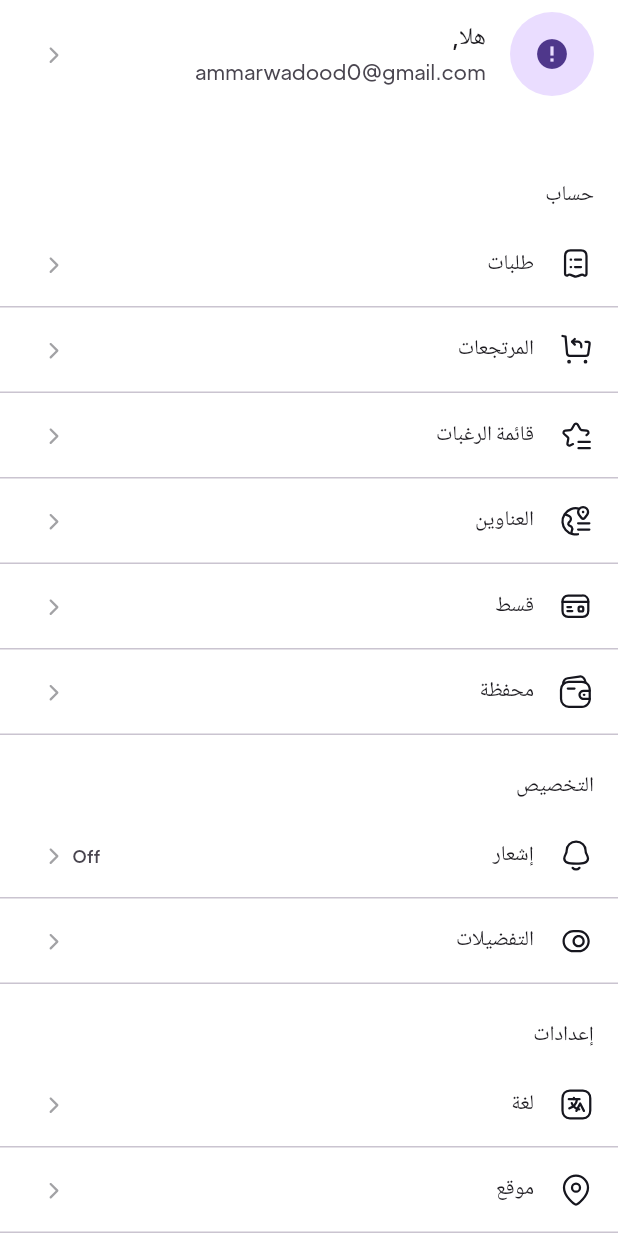
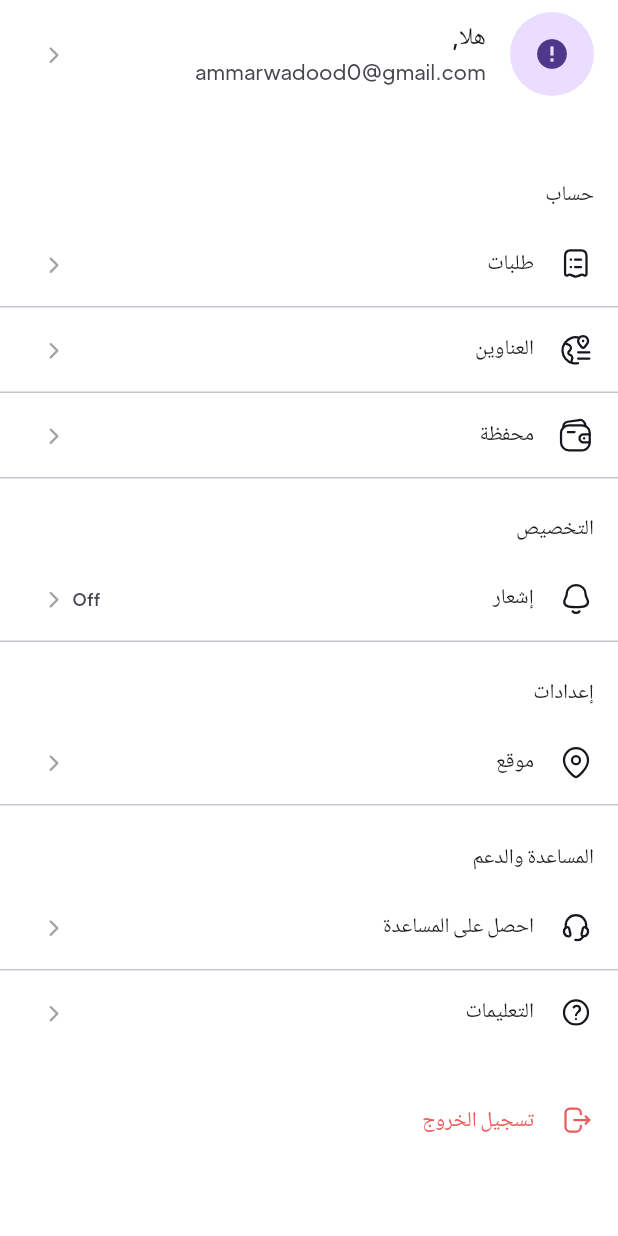
Before and after one commit to CodeView-ammar/hanger, a Flutter app: the ProfileScreen screen opened by its route, on a phone screen of 412 x 824 dp. Run offline on Flutter 3.47's test engine with Material 3 defaults, Android fonts, the light colour scheme and no system bars; drawn by our look-alikes of cached_network_image; our stand-ins replace easy_stepper, flutter_rating_bar, flutter_svg, form_field_validator, geocoding, geolocator and 5 more; missing offline and left inert: flutter_polyline_points, moyasar; accounts and stored records are empty; network calls fail; project files that could hold a hidden picture were left out.

```diff
--- a/lib/route/route_constants.dart
+++ b/lib/route/route_constants.dart
@@ -57,3 +57,4 @@ const String cartScreenRoute = "cart";
 const String paymentMethodScreenRoute = "payment_method";
 const String addNewCardScreenRoute = "add_new_card";
 const String thanksForOrderScreenRoute = "thanks_order";
+const String instructionsScreenRoute = "instructions";
--- a/lib/route/router.dart
+++ b/lib/route/router.dart
@@ -1,5 +1,6 @@
 import 'package:flutter/material.dart';
 import 'package:shop/entry_point.dart';
+import 'package:shop/screens/help/views/instructions_screen.dart';
 import 'package:shop/screens/user_info/views/edit_user_info_screen.dart';
 
 import 'screen_export.dart';
@@ -84,10 +85,10 @@ Route<dynamic> generateRoute(RouteSettings settings) {
       return MaterialPageRoute(
         builder: (context) => const SignUpScreen(),
       );
-    // case profileSetupScreenRoute:
-    //   return MaterialPageRoute(
-    //     builder: (context) => const ProfileSetupScreen(),
-    //   );
+    case instructionsScreenRoute:
+      return MaterialPageRoute(
+        builder: (context) => const InstructionsScreen(),
+      );
     case passwordRecoveryScreenRoute:
       return MaterialPageRoute(
         builder: (context) => const PasswordRecoveryScreen(),
@@ -193,10 +194,7 @@ case productReviewsScreenRoute:
       return MaterialPageRoute(
         builder: (context) => const OnSaleScreen(),
       );
-    case kidsScreenRoute:
-      return MaterialPageRoute(
-        builder: (context) => const KidsScreen(),
-      );
+
     case searchScreenRoute:
       return MaterialPageRoute(
         builder: (context) => const SearchScreen(),
@@ -217,10 +215,10 @@ case productReviewsScreenRoute:
       return MaterialPageRoute(
         builder: (context) => const ProfileScreen(),
       );
-    // case getHelpScreenRoute:
-    //   return MaterialPageRoute(
-    //     builder: (context) => const GetHelpScreen(),
-    //   );
+    case getHelpScreenRoute:
+      return MaterialPageRoute(
+        builder: (context) => const HelpScreen(),
+      );
     // case chatScreenRoute:
     //   return MaterialPageRoute(
     //     builder: (context) => const ChatScreen(),
--- a/lib/route/screen_export.dart
+++ b/lib/route/screen_export.dart
@@ -7,7 +7,7 @@ export '/route/route_constants.dart';
 export '/screens/bookmark/views/bookmark_screen.dart';
 export '/screens/discover/views/discover_screen.dart';
 export '/screens/home/views/home_screen.dart';
-export '/screens/kids/views/kids_screen.dart';
+export '/screens/help/views/help_screen.dart';
 export '/screens/on_sale/views/on_sale_screen.dart';
 export '/screens/product/views/product_details_screen.dart';
 
--- a/lib/screens/profile/views/profile_screen.dart
+++ b/lib/screens/profile/views/profile_screen.dart
@@ -61,16 +61,16 @@ class ProfileScreen extends StatelessWidget {
                     Navigator.pushNamed(context, ordersScreenRoute);
                   },
                 ),
-                ProfileMenuListTile(
-                  text: "المرتجعات",
-                  svgSrc: "assets/icons/Return.svg",
-                  press: () {},
-                ),
-                ProfileMenuListTile(
-                  text: "قائمة الرغبات",
-                  svgSrc: "assets/icons/Wishlist.svg",
-                  press: () {},
-                ),
+                // ProfileMenuListTile(
+                //   text: "المرتجعات",
+                //   svgSrc: "assets/icons/Return.svg",
+                //   press: () {},
+                // ),
+                // ProfileMenuListTile(
+                //   text: "قائمة الرغبات",
+                //   svgSrc: "assets/icons/Wishlist.svg",
+                //   press: () {},
+                // ),
                 ProfileMenuListTile(
                   text: "العناوين",
                   svgSrc: "assets/icons/Address.svg",
@@ -78,13 +78,13 @@ class ProfileScreen extends StatelessWidget {
                     Navigator.pushNamed(context, addressesScreenRoute);
                   },
                 ),
-                ProfileMenuListTile(
-                  text: "قسط",
-                  svgSrc: "assets/icons/card.svg",
-                  press: () {
-                    Navigator.pushNamed(context, emptyPaymentScreenRoute);
-                  },
-                ),
+                // ProfileMenuListTile(
+                //   text: "قسط",
+                //   svgSrc: "assets/icons/card.svg",
+                //   press: () {
+                //     Navigator.pushNamed(context, emptyPaymentScreenRoute);
+                //   },
+                // ),
                 ProfileMenuListTile(
                   text: "محفظة",
                   svgSrc: "assets/icons/Wallet.svg",
@@ -109,13 +109,13 @@ class ProfileScreen extends StatelessWidget {
                     Navigator.pushNamed(context, enableNotificationScreenRoute);
                   },
                 ),
-                ProfileMenuListTile(
-                  text: "التفضيلات",
-                  svgSrc: "assets/icons/Preferences.svg",
-                  press: () {
-                    Navigator.pushNamed(context, preferencesScreenRoute);
-                  },
-                ),
+                // ProfileMenuListTile(
+                //   text: "التفضيلات",
+                //   svgSrc: "assets/icons/Preferences.svg",
+                //   press: () {
+                //     Navigator.pushNamed(context, preferencesScreenRoute);
+                //   },
+                // ),
                 const SizedBox(height: defaultPadding),
                 Padding(
                   padding: const EdgeInsets.symmetric(
@@ -125,13 +125,13 @@ class ProfileScreen extends StatelessWidget {
                     style: Theme.of(context).textTheme.titleSmall,
                   ),
                 ),
-                ProfileMenuListTile(
-                  text: "لغة",
-                  svgSrc: "assets/icons/Language.svg",
-                  press: () {
-                    Navigator.pushNamed(context, selectLanguageScreenRoute);
-                  },
-                ),
+                // ProfileMenuListTile(
+                //   text: "لغة",
+                //   svgSrc: "assets/icons/Language.svg",
+                //   press: () {
+                //     Navigator.pushNamed(context, selectLanguageScreenRoute);
+                //   },
+                // ),
                 ProfileMenuListTile(
                   text: "موقع",
                   svgSrc: "assets/icons/Location.svg",
@@ -156,7 +156,10 @@ class ProfileScreen extends StatelessWidget {
                 ProfileMenuListTile(
                   text: "التعليمات",
                   svgSrc: "assets/icons/FAQ.svg",
-                  press: () {},
+                  press: () {
+                    Navigator.pushNamed(context, instructionsScreenRoute);
+
+                  },
                   isShowDivider: false,
                 ),
                 const SizedBox(height: defaultPadding),
```
Also changed, not shown: lib/screens/help/views/help_screen.dart (added, +128 -0 lines), lib/screens/help/views/instructions_screen.dart (added, +110 -0 lines), lib/screens/kids/views/kids_screen.dart (deleted, +0 -11 lines).
